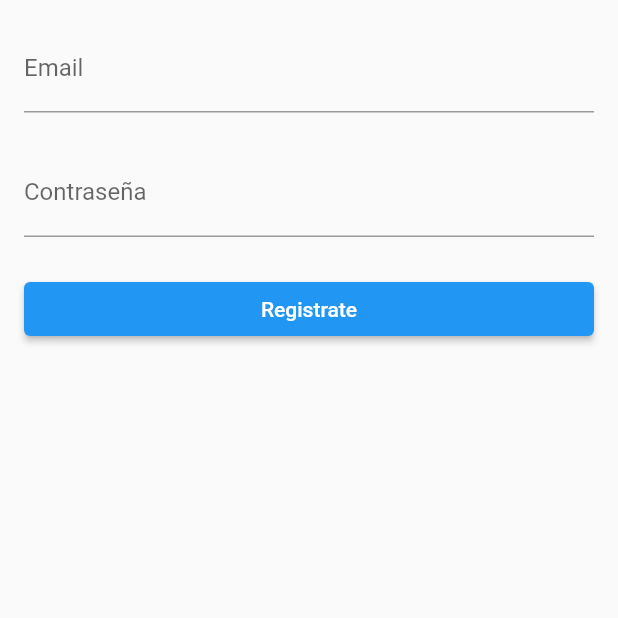
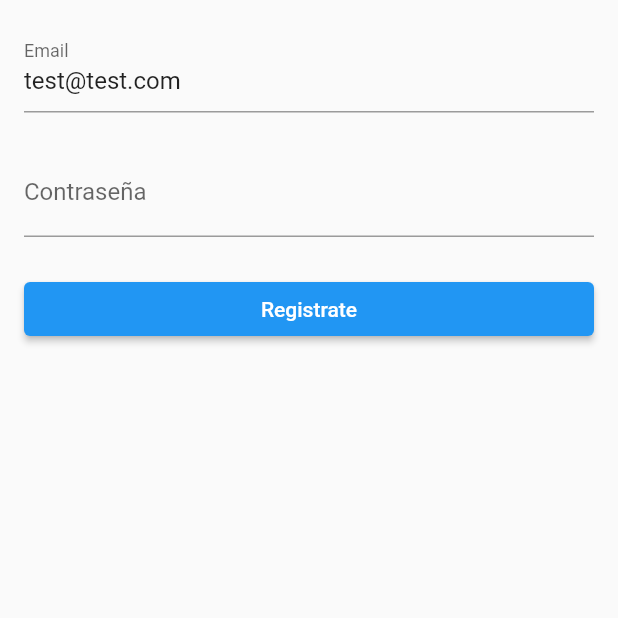
Before and after one commit to AlanCasasArevalo/Forms-Flutter-, a Flutter app: the screen it shows after launch, on a phone screen of 412 x 824 dp, the top half of it. Run offline on Flutter 3.47's test engine with Material 2 defaults, Android fonts, the phone set to English and light mode, and no system bars.

Commit message:
LoginPage

```diff
--- a/lib/pages/login_page.dart
+++ b/lib/pages/login_page.dart
@@ -25,6 +25,8 @@ class _LoginPageState extends State<LoginPage> {
             children: [
               TextFormField(
                 key: Key('login-page-email'),
+                // Un valor por defecto para dar mas feedback al usuario final
+                initialValue: 'test@test.com',
                 onChanged: (emailChanged) {
                   _email = emailChanged.trim();
                 },
```
